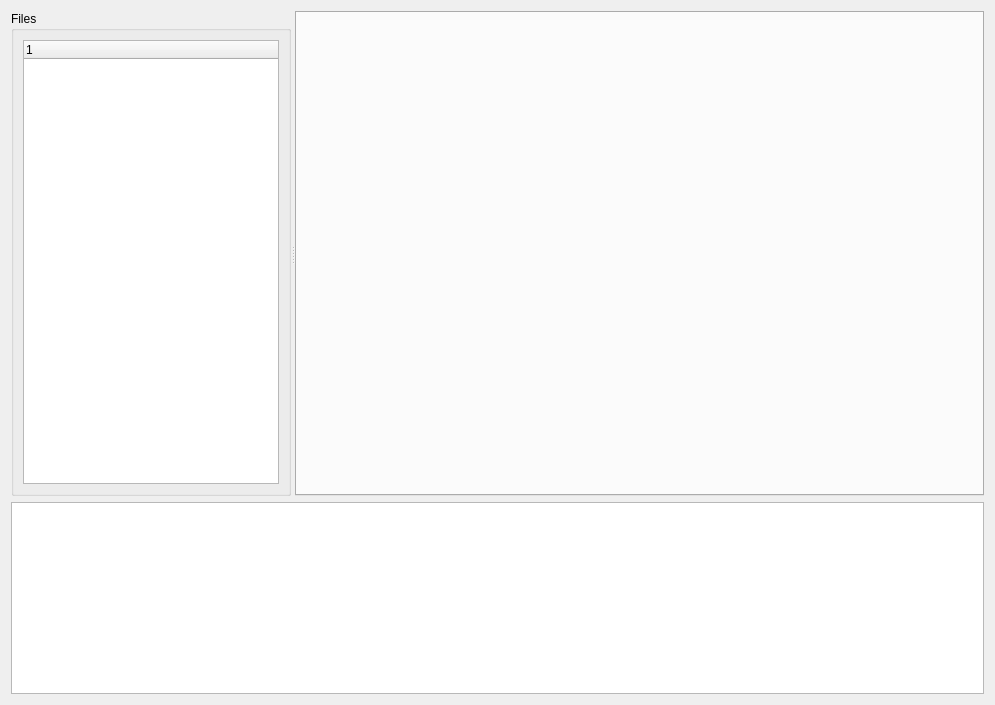
Before: the Qt Designer form plug-ins/ui/form.ui in NCCA/MayaEditor, drawn with Qt 5.
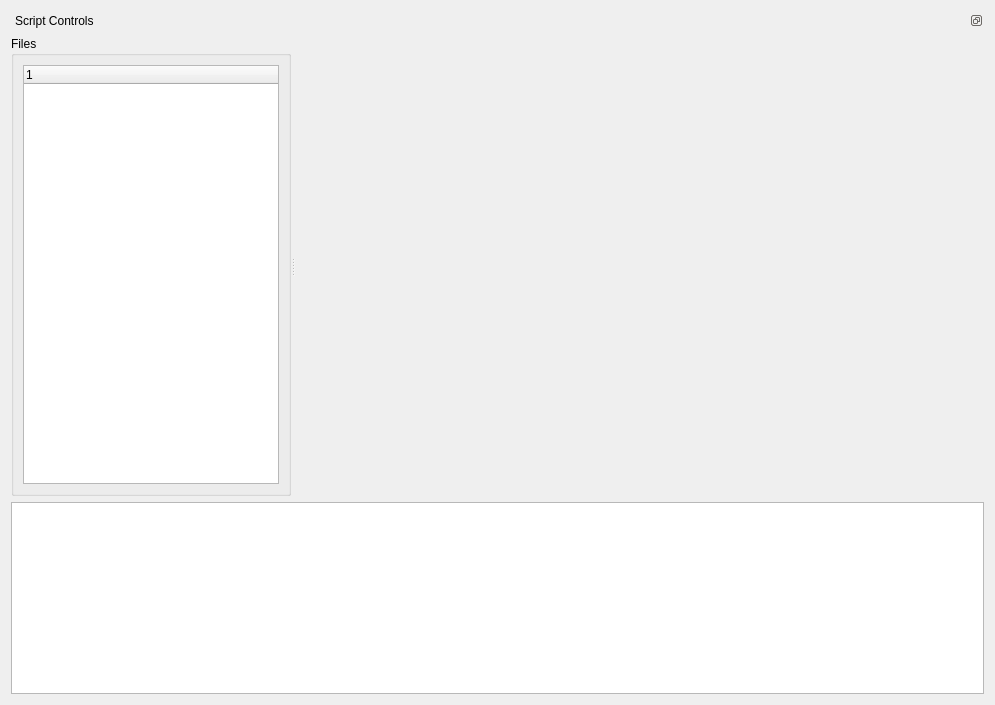
After: the same form once the commit is applied.

What changed in the file:
```diff
--- a/plug-ins/ui/form.ui
+++ b/plug-ins/ui/form.ui
@@ -14,10 +14,10 @@
    <string>NCCA Editor</string>
   </property>
   <layout class="QGridLayout" name="main_grid_layout">
-   <item row="1" column="0">
+   <item row="2" column="0">
     <widget class="QPlainTextEdit" name="output_window"/>
    </item>
-   <item row="0" column="0">
+   <item row="1" column="0">
     <widget class="QSplitter" name="splitter">
      <property name="sizePolicy">
       <sizepolicy hsizetype="Expanding" vsizetype="Preferred">
@@ -66,9 +66,35 @@
       <property name="currentIndex">
        <number>-1</number>
       </property>
+      <property name="documentMode">
+       <bool>true</bool>
+      </property>
+      <property name="tabsClosable">
+       <bool>true</bool>
+      </property>
+      <property name="movable">
+       <bool>true</bool>
+      </property>
      </widget>
     </widget>
    </item>
+   <item row="0" column="0">
+    <widget class="QDockWidget" name="dock_widget">
+     <property name="floating">
+      <bool>false</bool>
+     </property>
+     <property name="features">
+      <set>QDockWidget::DockWidgetFloatable|QDockWidget::DockWidgetMovable</set>
+     </property>
+     <property name="allowedAreas">
+      <set>Qt::AllDockWidgetAreas</set>
+     </property>
+     <property name="windowTitle">
+      <string>Script Controls</string>
+     </property>
+     <widget class="QWidget" name="dockWidgetContents"/>
+    </widget>
+   </item>
   </layout>
  </widget>
  <resources/>
```
